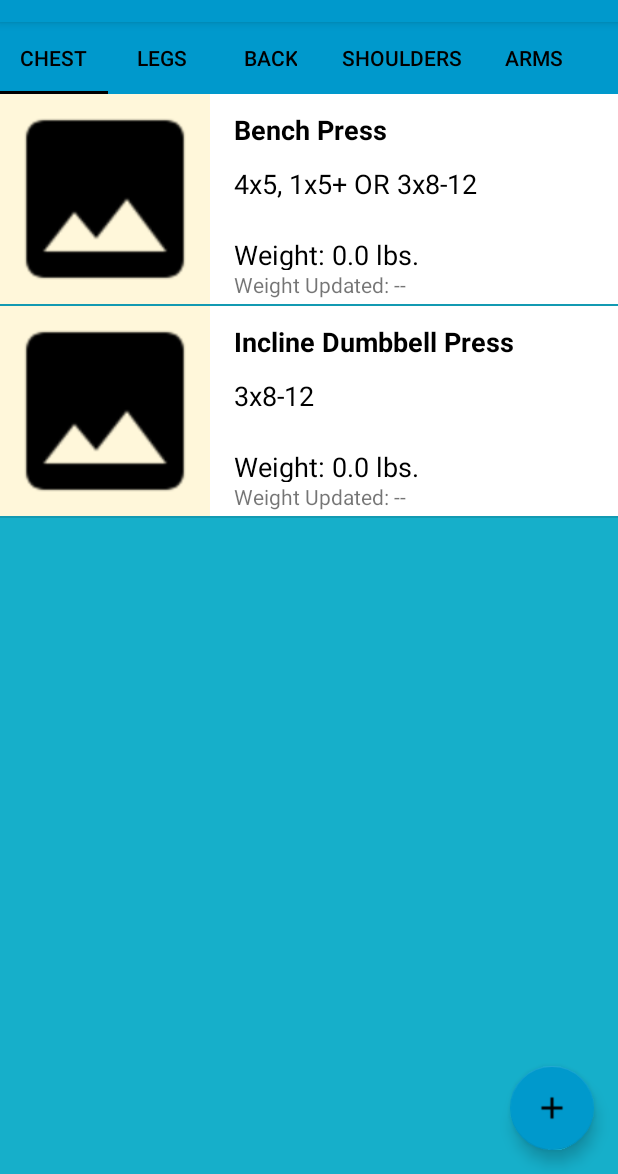
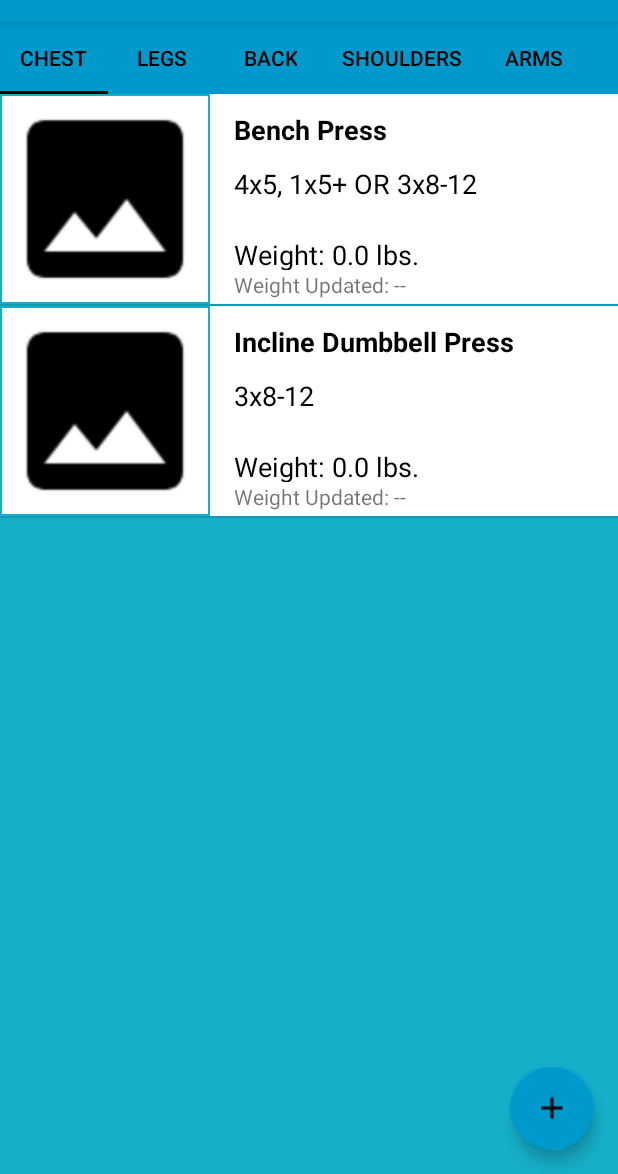
Before and after one commit to kjb064/GymHelp, an Android app: the screen it shows after launch (MainActivity), on a phone screen of 412 x 824 dp, the part 62-1236 px from its top. Run offline under Robolectric (Android 15) with nearby library versions, the phone set to English and light mode, and no system bars.

Commit message:
Incorporated the new list_item_image_background drawable

```diff
--- a/app/src/main/res/layout/list_item.xml
+++ b/app/src/main/res/layout/list_item.xml
@@ -12,7 +12,9 @@
         android:id="@+id/image"
         android:layout_width="@dimen/list_item_height"
         android:layout_height="@dimen/list_item_height"
-        android:scaleType="fitXY"/>
+        android:scaleType="fitXY"
+        android:background="@drawable/list_item_image_background"
+        android:cropToPadding="true"/>
 
     <RelativeLayout
         android:layout_width="match_parent"
```
